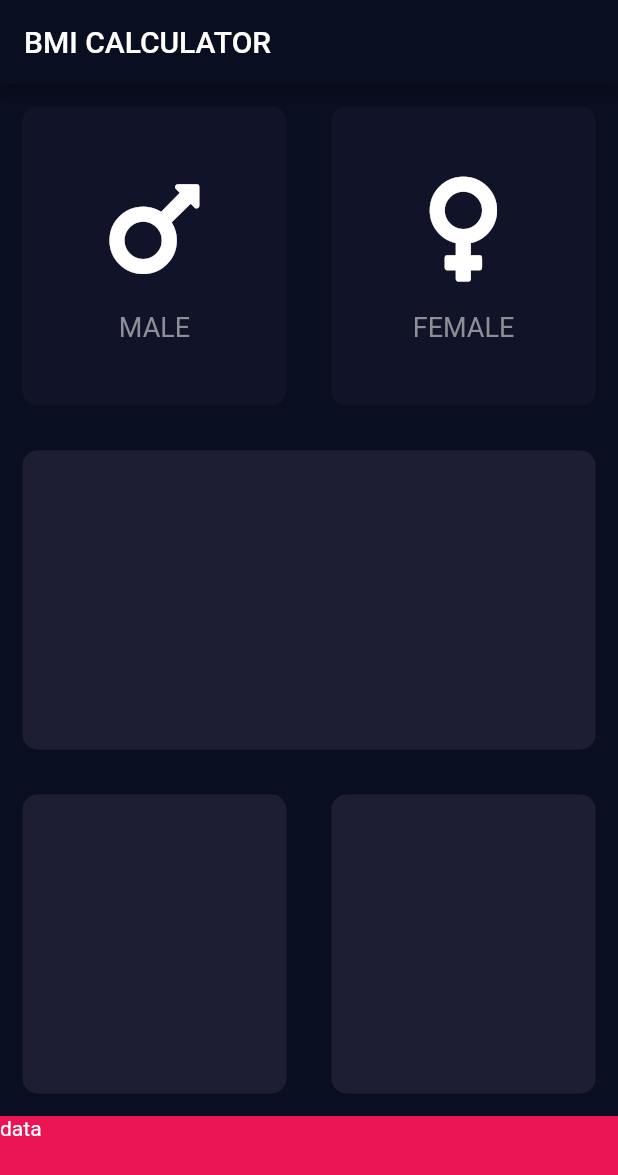
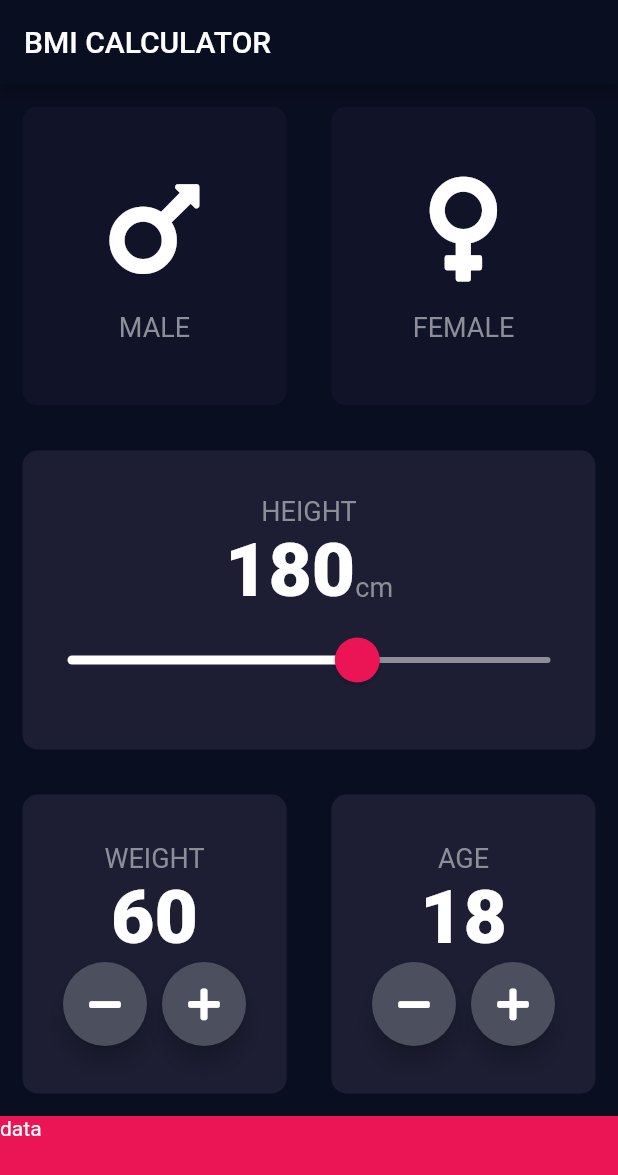
Before and after one commit to HaariRocks/Bmi_Calculator-, a Flutter app: the screen it shows after launch, on a phone screen of 412 x 824 dp. Shown: the top 1175 px of the screen. Run offline on Flutter 3.47's test engine with Material 2 defaults, Android fonts, the phone set to English and light mode, and no system bars; our stand-ins replace font_awesome_flutter.

Commit message:
added slider & desigined remaining cards

```diff
--- a/lib/konstants.dart
+++ b/lib/konstants.dart
@@ -8,3 +8,8 @@ const klableTextStyle = TextStyle(
   fontSize: 18,
   color: Color(0xFF8d8E98),
 );
+
+const kIntegerStyle = TextStyle(
+  fontSize: 50.0,
+  fontWeight: FontWeight.w900,
+);
--- a/lib/main.dart
+++ b/lib/main.dart
@@ -38,10 +38,14 @@ class InputPage extends StatefulWidget {
 
 class _InputPageState extends State<InputPage> {
   Gender selectGender;
+  int height = 180;
+  int weight = 60;
+  int age = 18;
 
   @override
   Widget build(BuildContext context) {
     return Column(
+      crossAxisAlignment: CrossAxisAlignment.stretch,
       children: <Widget>[
         Expanded(
           child: Row(
@@ -84,6 +88,51 @@ class _InputPageState extends State<InputPage> {
         Expanded(
           child: ReUsefullCard(
             colour: kactiveCardColour,
+            childCard: Column(
+              mainAxisAlignment: MainAxisAlignment.center,
+              children: <Widget>[
+                Text(
+                  "HEIGHT",
+                  style: klableTextStyle,
+                ),
+                Row(
+                  mainAxisAlignment: MainAxisAlignment.center,
+                  crossAxisAlignment: CrossAxisAlignment.baseline,
+                  textBaseline: TextBaseline.alphabetic,
+                  children: <Widget>[
+                    Text(
+                      height.toString(),
+                      style: kIntegerStyle,
+                    ),
+                    Text(
+                      "cm",
+                      style: klableTextStyle,
+                    ),
+                  ],
+                ),
+                SliderTheme(
+                  data: SliderTheme.of(context).copyWith(
+                      activeTrackColor: Colors.white,
+                      thumbColor: Color(0xFFEB1555),
+                      overlayColor: Color(0x29EB1555),
+                      inactiveTrackColor: Color(0xFF8D8E98),
+                      thumbShape:
+                          RoundSliderThumbShape(enabledThumbRadius: 15.0),
+                      overlayShape:
+                          RoundSliderOverlayShape(overlayRadius: 30.0)),
+                  child: Slider(
+                    value: height.toDouble(),
+                    max: 220,
+                    min: 120,
+                    onChanged: (double newValue) {
+                      setState(() {
+                        height = newValue.round();
+                      });
+                    },
+                  ),
+                ),
+              ],
+            ),
           ),
         ),
         Expanded(
@@ -92,11 +141,95 @@ class _InputPageState extends State<InputPage> {
               Expanded(
                 child: ReUsefullCard(
                   colour: kactiveCardColour,
+                  childCard: Column(
+                    mainAxisAlignment: MainAxisAlignment.center,
+                    children: <Widget>[
+                      Text("WEIGHT", style: klableTextStyle),
+                      Text(
+                        weight.toString(),
+                        style: kIntegerStyle,
+                      ),
+                      Row(
+                        mainAxisAlignment: MainAxisAlignment.center,
+                        children: <Widget>[
+                          FloatingActionButton(
+                            backgroundColor: Color(0xFF4C4F5E),
+                            onPressed: () {
+                              setState(() {
+                                weight--;
+                              });
+                            },
+                            child: Icon(
+                              FontAwesomeIcons.minus,
+                              color: Colors.white,
+                            ),
+                          ),
+                          SizedBox(
+                            width: 10,
+                          ),
+                          FloatingActionButton(
+                            backgroundColor: Color(0xFF4C4F5E),
+                            onPressed: () {
+                              setState(() {
+                                weight++;
+                              });
+                            },
+                            child: Icon(
+                              FontAwesomeIcons.plus,
+                              color: Colors.white,
+                            ),
+                          ),
+                        ],
+                      )
+                    ],
+                  ),
                 ),
               ),
               Expanded(
                 child: ReUsefullCard(
                   colour: kactiveCardColour,
+                  childCard: Column(
+                    mainAxisAlignment: MainAxisAlignment.center,
+                    children: <Widget>[
+                      Text("AGE", style: klableTextStyle),
+                      Text(
+                        age.toString(),
+                        style: kIntegerStyle,
+                      ),
+                      Row(
+                        mainAxisAlignment: MainAxisAlignment.center,
+                        children: <Widget>[
+                          FloatingActionButton(
+                            backgroundColor: Color(0xFF4C4F5E),
+                            onPressed: () {
+                              setState(() {
+                                age--;
+                              });
+                            },
+                            child: Icon(
+                              FontAwesomeIcons.minus,
+                              color: Colors.white,
+                            ),
+                          ),
+                          SizedBox(
+                            width: 10,
+                          ),
+                          FloatingActionButton(
+                            backgroundColor: Color(0xFF4C4F5E),
+                            onPressed: () {
+                              setState(() {
+                                age++;
+                              });
+                            },
+                            child: Icon(
+                              FontAwesomeIcons.plus,
+                              color: Colors.white,
+                            ),
+                          ),
+                        ],
+                      )
+                    ],
+                  ),
                 ),
               ),
             ],
```
